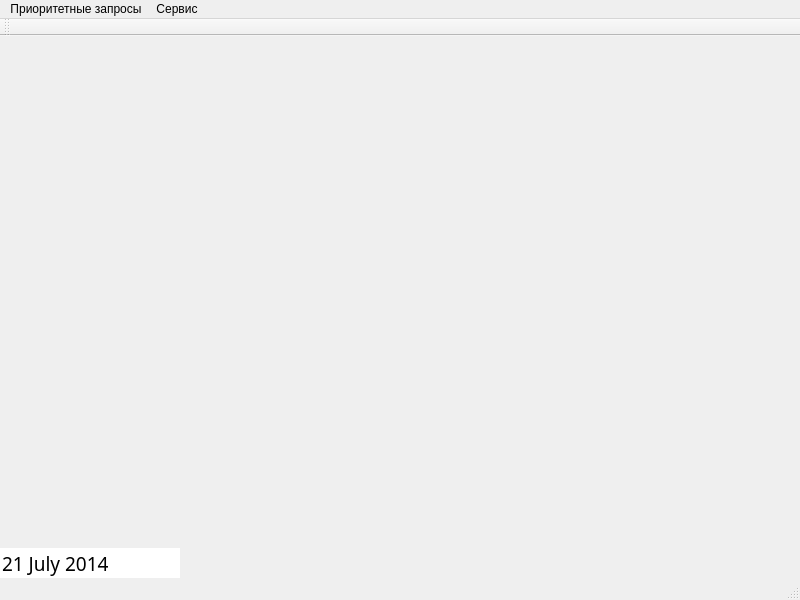
Qt form MainWindow.ui (cherevon/EasyRent) before a commit.
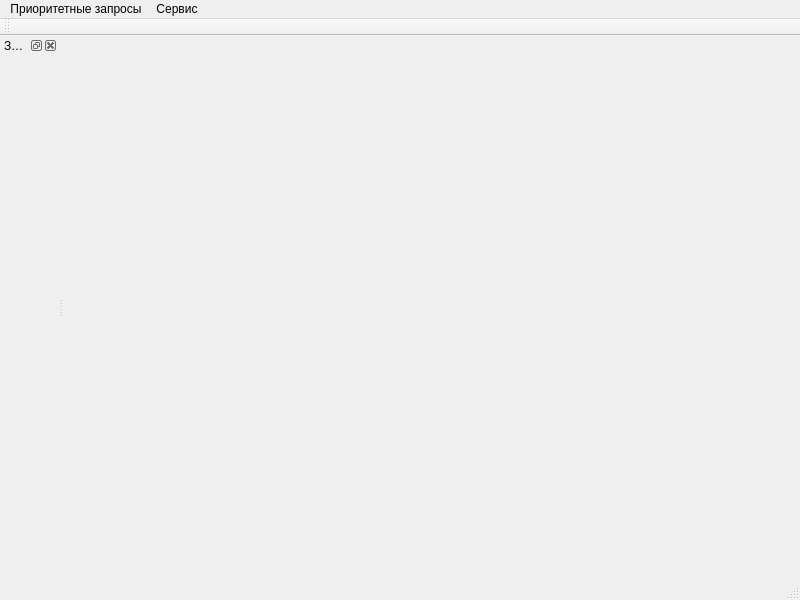
The same form after that commit. Icons and pictures are not drawn.

```diff
--- a/MainWindow.ui
+++ b/MainWindow.ui
@@ -30,64 +30,6 @@
     <property name="bottomMargin">
      <number>0</number>
     </property>
-    <item>
-     <widget class="QTabWidget" name="tabWidget">
-      <property name="documentMode">
-       <bool>true</bool>
-      </property>
-     </widget>
-    </item>
-    <item alignment="Qt::AlignLeft">
-     <widget class="QDateEdit" name="dateToday">
-      <property name="enabled">
-       <bool>true</bool>
-      </property>
-      <property name="font">
-       <font>
-        <family>Monotype Corsiva</family>
-        <pointsize>14</pointsize>
-        <italic>false</italic>
-       </font>
-      </property>
-      <property name="autoFillBackground">
-       <bool>false</bool>
-      </property>
-      <property name="wrapping">
-       <bool>false</bool>
-      </property>
-      <property name="frame">
-       <bool>false</bool>
-      </property>
-      <property name="readOnly">
-       <bool>true</bool>
-      </property>
-      <property name="buttonSymbols">
-       <enum>QAbstractSpinBox::NoButtons</enum>
-      </property>
-      <property name="accelerated">
-       <bool>false</bool>
-      </property>
-      <property name="showGroupSeparator" stdset="0">
-       <bool>false</bool>
-      </property>
-      <property name="currentSection">
-       <enum>QDateTimeEdit::DaySection</enum>
-      </property>
-      <property name="displayFormat">
-       <string>dd MMMM yyyy</string>
-      </property>
-      <property name="calendarPopup">
-       <bool>false</bool>
-      </property>
-      <property name="date">
-       <date>
-        <year>2014</year>
-        <month>7</month>
-        <day>21</day>
-       </date>
-      </property>
-     </widget>
-    </item>
    </layout>
   </widget>
   <widget class="QMenuBar" name="menubar">
@@ -131,6 +73,33 @@
     <bool>false</bool>
    </attribute>
   </widget>
+  <widget class="QDockWidget" name="dockTasks">
+   <property name="windowTitle">
+    <string>Задачи</string>
+   </property>
+   <attribute name="dockWidgetArea">
+    <number>1</number>
+   </attribute>
+   <widget class="QWidget" name="dockWidgetContents_2">
+    <layout class="QVBoxLayout" name="verticalLayout_2">
+     <property name="spacing">
+      <number>0</number>
+     </property>
+     <property name="leftMargin">
+      <number>0</number>
+     </property>
+     <property name="topMargin">
+      <number>0</number>
+     </property>
+     <property name="rightMargin">
+      <number>0</number>
+     </property>
+     <property name="bottomMargin">
+      <number>0</number>
+     </property>
+    </layout>
+   </widget>
+  </widget>
   <action name="actShowPQs">
    <property name="icon">
     <iconset resource="resources.qrc">
```
Left out of the diff: 4 changed lines with no effect on the pictures.
